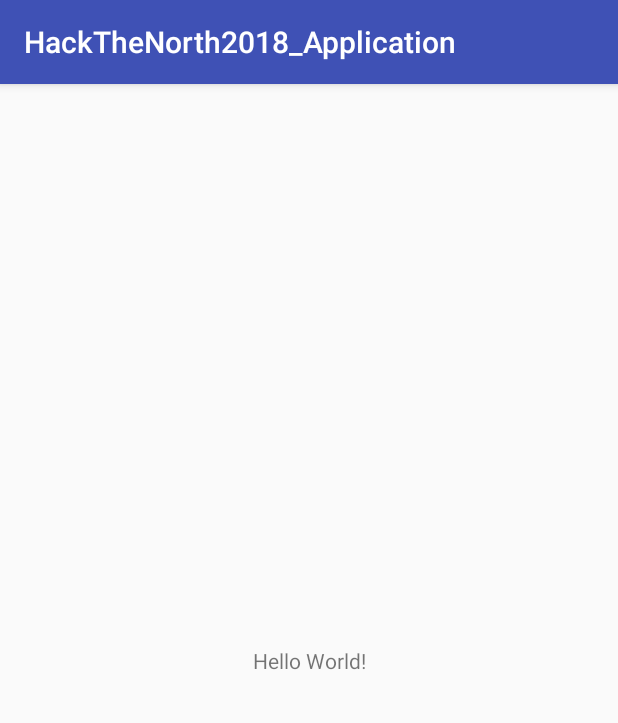
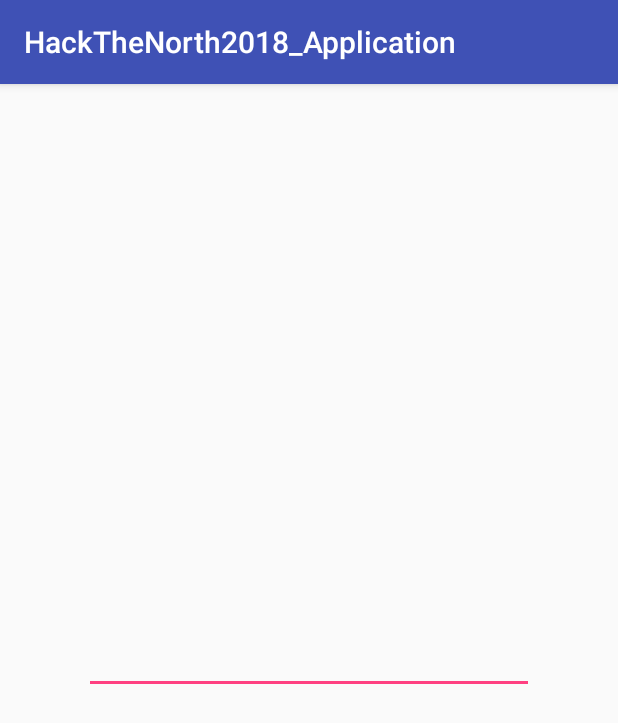
Before and after one commit to AmirYalamov/HADP, an Android app: the screen it shows after launch (MainActivity), on a phone screen of 412 x 824 dp. Shown: the top 723 px of the screen. Run offline under Robolectric (Android 15) with nearby library versions, the phone set to English and light mode, and no system bars.

Commit message:
added custom keyboard

```diff
--- a/app/src/main/java/com/htn2018/hackthenorth2018_application/MainActivity.java
+++ b/app/src/main/java/com/htn2018/hackthenorth2018_application/MainActivity.java
@@ -2,6 +2,8 @@ package com.htn2018.hackthenorth2018_application;
 
 import android.support.v7.app.AppCompatActivity;
 import android.os.Bundle;
+import android.view.Menu;
+import android.view.MenuItem;
 
 public class MainActivity extends AppCompatActivity {
 
--- a/app/src/main/res/layout/activity_main.xml
+++ b/app/src/main/res/layout/activity_main.xml
@@ -1,15 +1,15 @@
 <?xml version="1.0" encoding="utf-8"?>
-<android.support.constraint.ConstraintLayout xmlns:android="http://schemas.android.com/apk/res/android"
+<android.support.constraint.ConstraintLayout
+    xmlns:android="http://schemas.android.com/apk/res/android"
     xmlns:app="http://schemas.android.com/apk/res-auto"
     xmlns:tools="http://schemas.android.com/tools"
     android:layout_width="match_parent"
     android:layout_height="match_parent"
-    tools:context=".MainActivity">
+    tools:context="com.ssaurel.mykeyboard.MainActivity">
 
-    <TextView
-        android:layout_width="wrap_content"
+    <EditText
+        android:layout_width="300dp"
         android:layout_height="wrap_content"
-        android:text="Hello World!"
         app:layout_constraintBottom_toBottomOf="parent"
         app:layout_constraintLeft_toLeftOf="parent"
         app:layout_constraintRight_toRightOf="parent"
```
Also changed, not shown: app/src/main/AndroidManifest.xml (+13 -1 lines).
